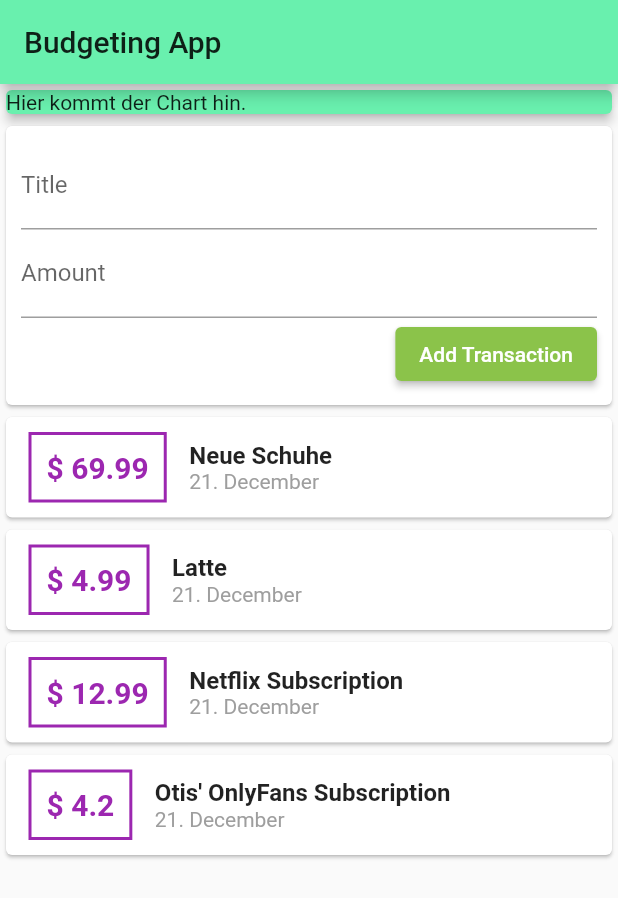
After one commit to NightmindOfficial/fl_budget, a Flutter app: the screen it shows after launch, on a phone screen of 412 x 824 dp. The commit adds this screen. Shown: the top 898 px of the screen. Run offline on Flutter 3.47's test engine with Material 2 defaults, Android fonts, the phone set to English and light mode, and no system bars.

Commit message:
Video 82

```diff
--- a/lib/main.dart
+++ b/lib/main.dart
@@ -1,7 +1,6 @@
 // ignore_for_file: prefer_const_constructors
-import 'package:fl_budget/transaction.dart';
+import 'package:fl_budget/widgets/user_transactions.dart';
 import 'package:flutter/material.dart';
-import 'package:intl/intl.dart';
 
 void main() => runApp(MyApp());
 
@@ -16,40 +15,6 @@
 }
 
 class MyHomePage extends StatelessWidget {
-// Liste von Transaktionen
-
-  final List<Transaction> transactions = [
-    Transaction(
-      id: 't1',
-      title: 'Neue Schuhe',
-      amount: 69.99,
-      date: DateTime.now(),
-    ),
-    Transaction(
-      id: 't2',
-      title: 'Latte',
-      amount: 4.99,
-      date: DateTime.now(),
-    ),
-    Transaction(
-      id: 't3',
-      title: 'Netflix Subscription',
-      amount: 12.99,
-      date: DateTime.now(),
-    ),
-    Transaction(
-      id: 't4',
-      title: 'Otis\' OnlyFans Subscription',
-      amount: 4.20,
-      date: DateTime.now(),
-    ),
-  ];
-
-  // late String titleInput;
-  // late String amountInput;
-  final titleController = TextEditingController();
-  final amountController = TextEditingController();
-
   @override
   Widget build(BuildContext context) {
     return Scaffold(
@@ -73,85 +38,7 @@
               elevation: 3,
             ),
           ),
-          Card(
-            child: Container(
-              padding: EdgeInsets.all(10),
-              child: Column(
-                crossAxisAlignment: CrossAxisAlignment.end,
-                children: <Widget>[
-                  TextField(
-                    // onChanged: (value) => titleInput = value,
-                    controller: titleController,
-                    decoration: InputDecoration(labelText: 'Title'),
-                  ),
-                  TextField(
-                    // onChanged: (value) => amountInput = value,
-                    controller: amountController,
-                    decoration: InputDecoration(labelText: 'Amount'),
-                  ),
-                  ElevatedButton(
-                    onPressed: () {
-                      print(
-                          titleController.text + ": " + amountController.text);
-                    },
-                    child: Text('Add Transaction'),
-                    style: ElevatedButton.styleFrom(
-                      primary: Colors.lightGreen,
-                    ),
-                  ),
-                ],
-              ),
-            ),
-          ),
-          Column(
-            children: transactions.map((e) {
-              return Card(
-                child: Row(
-                  children: <Widget>[
-                    Container(
-                      margin: EdgeInsets.symmetric(
-                        vertical: 10,
-                        horizontal: 15,
-                      ),
-                      decoration: BoxDecoration(
-                        border: Border.all(
-                          color: Colors.purple,
-                          width: 2,
-                        ),
-                      ),
-                      padding: EdgeInsets.all(10),
-                      child: Text(
-                        '\$ ${e.amount}',
-                        style: TextStyle(
-                          fontWeight: FontWeight.bold,
-                          fontSize: 20,
-                          color: Colors.purple,
-                        ),
-                      ),
-                    ),
-                    Column(
-                      crossAxisAlignment: CrossAxisAlignment.start,
-                      children: <Widget>[
-                        Text(
-                          e.title,
-                          style: TextStyle(
-                            fontSize: 16,
-                            fontWeight: FontWeight.bold,
-                          ),
-                        ),
-                        Text(
-                          DateFormat('dd. MMMM').format(e.date),
-                          style: TextStyle(
-                            color: Colors.grey,
-                          ),
-                        ),
-                      ],
-                    ),
-                  ],
-                ),
-              );
-            }).toList(),
-          ),
+          UserTransactions(),
         ],
       ),
     );
--- /dev/null
+++ b/lib/widgets/new_transaction.dart
@@ -0,0 +1,43 @@
+import 'package:flutter/material.dart';
+
+class NewTransaction extends StatelessWidget {
+  NewTransaction({Key? key}) : super(key: key);
+
+  // late String titleInput;
+  // late String amountInput;
+  final titleController = TextEditingController();
+  final amountController = TextEditingController();
+
+  @override
+  Widget build(BuildContext context) {
+    return Card(
+      child: Container(
+        padding: EdgeInsets.all(10),
+        child: Column(
+          crossAxisAlignment: CrossAxisAlignment.end,
+          children: <Widget>[
+            TextField(
+              // onChanged: (value) => titleInput = value,
+              controller: titleController,
+              decoration: InputDecoration(labelText: 'Title'),
+            ),
+            TextField(
+              // onChanged: (value) => amountInput = value,
+              controller: amountController,
+              decoration: InputDecoration(labelText: 'Amount'),
+            ),
+            ElevatedButton(
+              onPressed: () {
+                print(titleController.text + ": " + amountController.text);
+              },
+              child: Text('Add Transaction'),
+              style: ElevatedButton.styleFrom(
+                primary: Colors.lightGreen,
+              ),
+            ),
+          ],
+        ),
+      ),
+    );
+  }
+}
--- /dev/null
+++ b/lib/widgets/transaction_list.dart
@@ -0,0 +1,85 @@
+import 'package:flutter/material.dart';
+import 'package:intl/intl.dart';
+import '../models/transaction.dart';
+
+class TransactionList extends StatelessWidget {
+  final List<Transaction> _userTransactions = [
+    Transaction(
+      id: 't1',
+      title: 'Neue Schuhe',
+      amount: 69.99,
+      date: DateTime.now(),
+    ),
+    Transaction(
+      id: 't2',
+      title: 'Latte',
+      amount: 4.99,
+      date: DateTime.now(),
+    ),
+    Transaction(
+      id: 't3',
+      title: 'Netflix Subscription',
+      amount: 12.99,
+      date: DateTime.now(),
+    ),
+    Transaction(
+      id: 't4',
+      title: 'Otis\' OnlyFans Subscription',
+      amount: 4.20,
+      date: DateTime.now(),
+    ),
+  ];
+
+  @override
+  Widget build(BuildContext context) {
+    return Column(
+      children: _userTransactions.map((e) {
+        return Card(
+          child: Row(
+            children: <Widget>[
+              Container(
+                margin: EdgeInsets.symmetric(
+                  vertical: 10,
+                  horizontal: 15,
+                ),
+                decoration: BoxDecoration(
+                  border: Border.all(
+                    color: Colors.purple,
+                    width: 2,
+                  ),
+                ),
+                padding: EdgeInsets.all(10),
+                child: Text(
+                  '\$ ${e.amount}',
+                  style: TextStyle(
+                    fontWeight: FontWeight.bold,
+                    fontSize: 20,
+                    color: Colors.purple,
+                  ),
+                ),
+              ),
+              Column(
+                crossAxisAlignment: CrossAxisAlignment.start,
+                children: <Widget>[
+                  Text(
+                    e.title,
+                    style: TextStyle(
+                      fontSize: 16,
+                      fontWeight: FontWeight.bold,
+                    ),
+                  ),
+                  Text(
+                    DateFormat('dd. MMMM').format(e.date),
+                    style: TextStyle(
+                      color: Colors.grey,
+                    ),
+                  ),
+                ],
+              ),
+            ],
+          ),
+        );
+      }).toList(),
+    );
+  }
+}
--- /dev/null
+++ b/lib/widgets/user_transactions.dart
@@ -0,0 +1,50 @@
+import 'package:fl_budget/widgets/transaction_list.dart';
+import 'new_transaction.dart';
+import '../models/transaction.dart';
+import 'package:flutter/material.dart';
+
+class UserTransactions extends StatefulWidget {
+  const UserTransactions({Key? key}) : super(key: key);
+
+  @override
+  _UserTransactionsState createState() => _UserTransactionsState();
+}
+
+class _UserTransactionsState extends State<UserTransactions> {
+  final List<Transaction> _userTransactions = [
+    Transaction(
+      id: 't1',
+      title: 'Neue Schuhe',
+      amount: 69.99,
+      date: DateTime.now(),
+    ),
+    Transaction(
+      id: 't2',
+      title: 'Latte',
+      amount: 4.99,
+      date: DateTime.now(),
+    ),
+    Transaction(
+      id: 't3',
+      title: 'Netflix Subscription',
+      amount: 12.99,
+      date: DateTime.now(),
+    ),
+    Transaction(
+      id: 't4',
+      title: 'Otis\' OnlyFans Subscription',
+      amount: 4.20,
+      date: DateTime.now(),
+    ),
+  ];
+
+  @override
+  Widget build(BuildContext context) {
+    return Column(
+      children: [
+        NewTransaction(),
+        TransactionList(),
+      ],
+    );
+  }
+}
```
Also changed, not shown: lib/models/transaction.dart (renamed from lib/transaction.dart).
